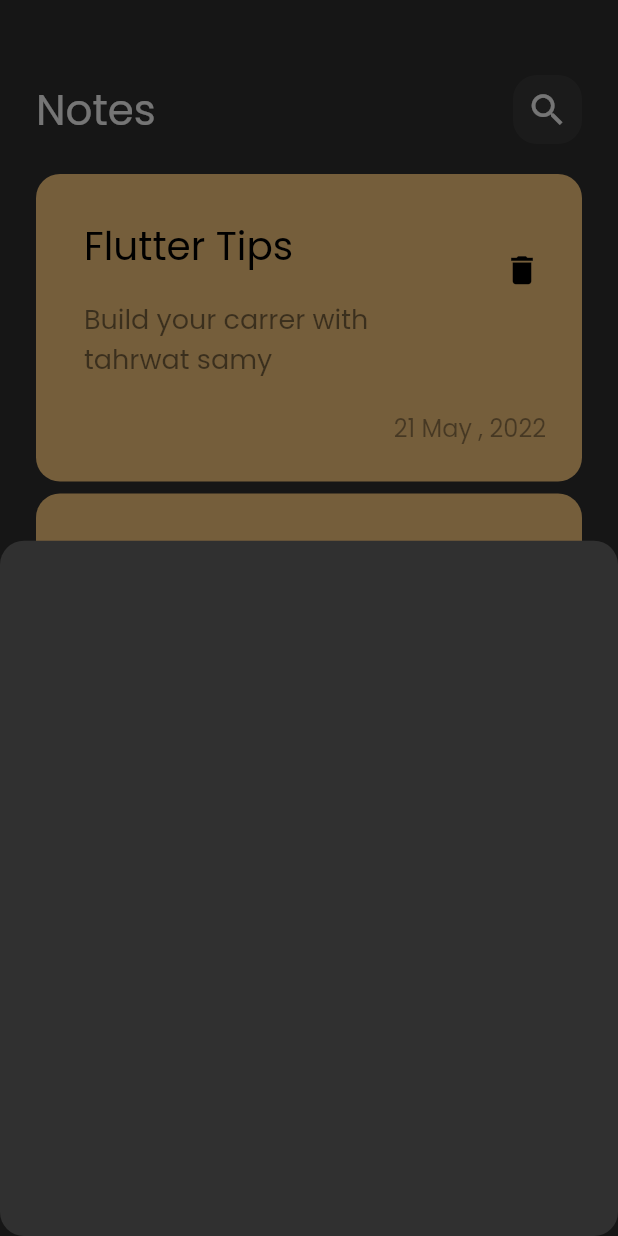
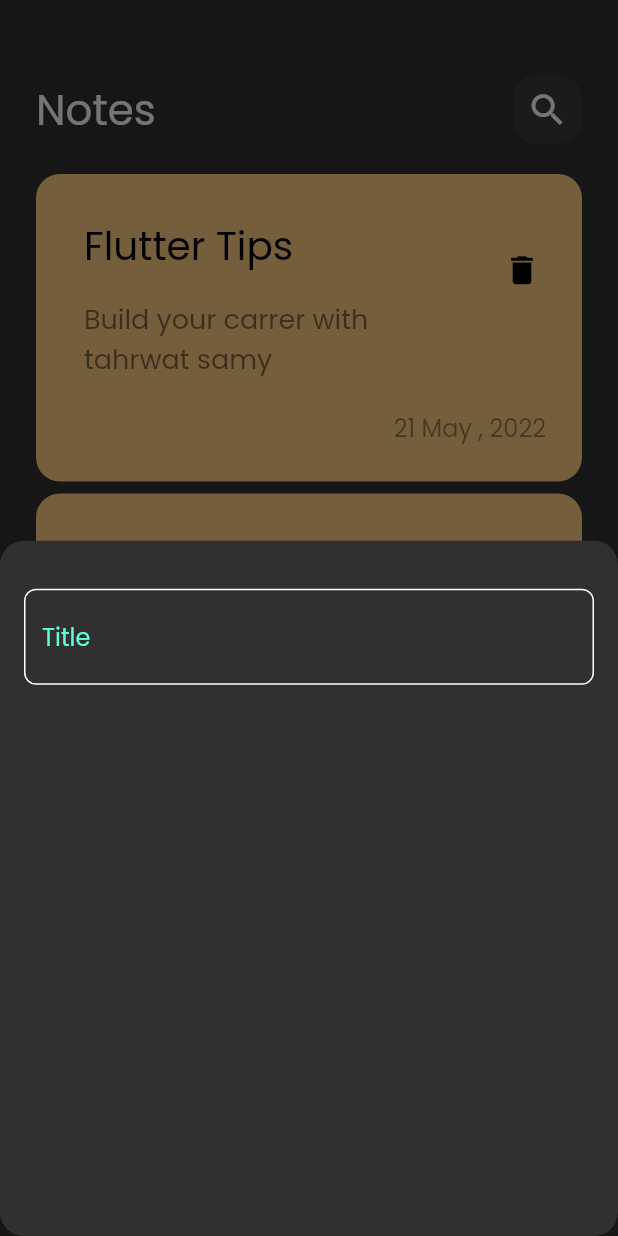
Before and after one commit to MaiWael25/Notes-App, a Flutter app: the screen it shows after launch, after a tap on the "add" icon, on a phone screen of 412 x 824 dp. Run offline on Flutter 3.47's test engine with Material 2 defaults, Android fonts, the phone set to English and light mode, and no system bars.

Commit message:
create custom textfield

```diff
--- a/lib/views/widgets/add_note_buttom_sheet.dart
+++ b/lib/views/widgets/add_note_buttom_sheet.dart
@@ -1,10 +1,19 @@
 import 'package:flutter/material.dart';
+import 'package:notes_app/views/widgets/custom_text_feild.dart';
 
 class AddNoteButtomSheet extends StatelessWidget {
   const AddNoteButtomSheet({super.key});
 
   @override
   Widget build(BuildContext context) {
-    return Container();
+    return Padding(
+      padding: const EdgeInsets.symmetric(horizontal: 16),
+      child: Column(
+        children: [
+          SizedBox(height: 32,),
+          CustomTextField(),
+        ],
+      ),
+    );
   }
 }
--- /dev/null
+++ b/lib/views/widgets/constants.dart
@@ -0,0 +1,4 @@
+
+import 'package:flutter/animation.dart';
+
+const kPrimaryColor = const Color(0xff62FCD7);
--- /dev/null
+++ b/lib/views/widgets/custom_text_feild.dart
@@ -0,0 +1,27 @@
+import 'package:flutter/material.dart';
+import 'package:notes_app/views/widgets/constants.dart';
+
+class CustomTextField extends StatelessWidget {
+  const CustomTextField({super.key});
+
+  @override
+  Widget build(BuildContext context) {
+    return TextField(
+      cursorColor: kPrimaryColor,
+      decoration: InputDecoration(
+        hintText: 'Title',
+        hintStyle: TextStyle(color: kPrimaryColor),
+        border: buildBorder(),
+        enabledBorder: buildBorder(),
+        focusedBorder: buildBorder(kPrimaryColor),
+      ),
+    );
+  }
+
+  OutlineInputBorder buildBorder([color]) {
+    return OutlineInputBorder(
+        borderRadius: BorderRadius.circular(8),
+        borderSide: BorderSide(color:color ?? Colors.white)
+      );
+  }
+}
```
